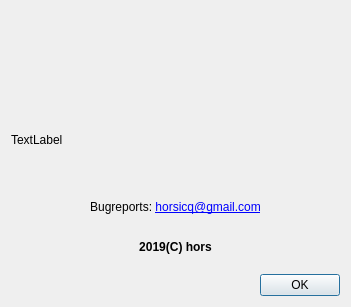
First picture: the form in pe/dialoginfo.ui, repository horsicq/pex64dbg, before the edit.
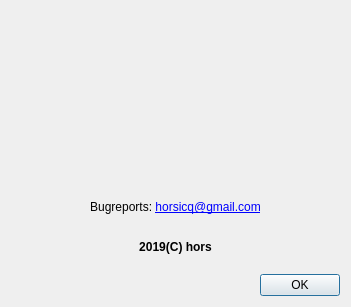
Second picture: the form after the edit. Icons and pictures are not drawn.

Patch:
```diff
--- a/pe/dialoginfo.ui
+++ b/pe/dialoginfo.ui
@@ -36,7 +36,7 @@
    <item>
     <widget class="QLabel" name="labelVersion">
      <property name="text">
-      <string>TextLabel</string>
+      <string/>
      </property>
     </widget>
    </item>
```
Left out of the diff: 6 changed lines with no effect on the pictures.
